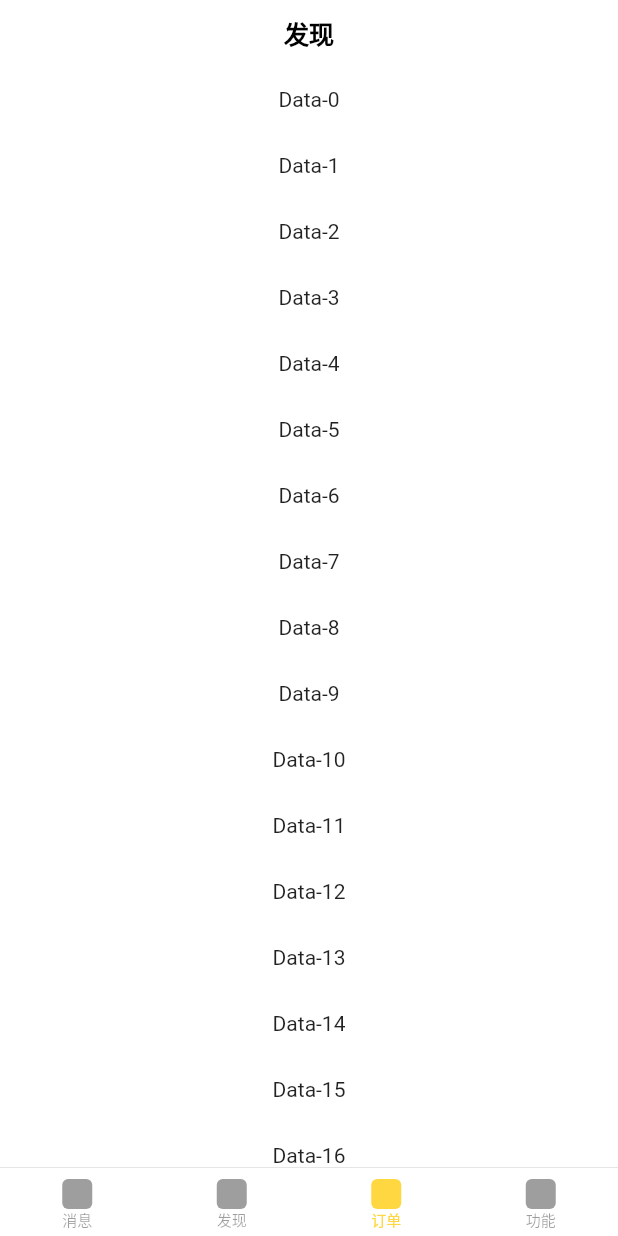
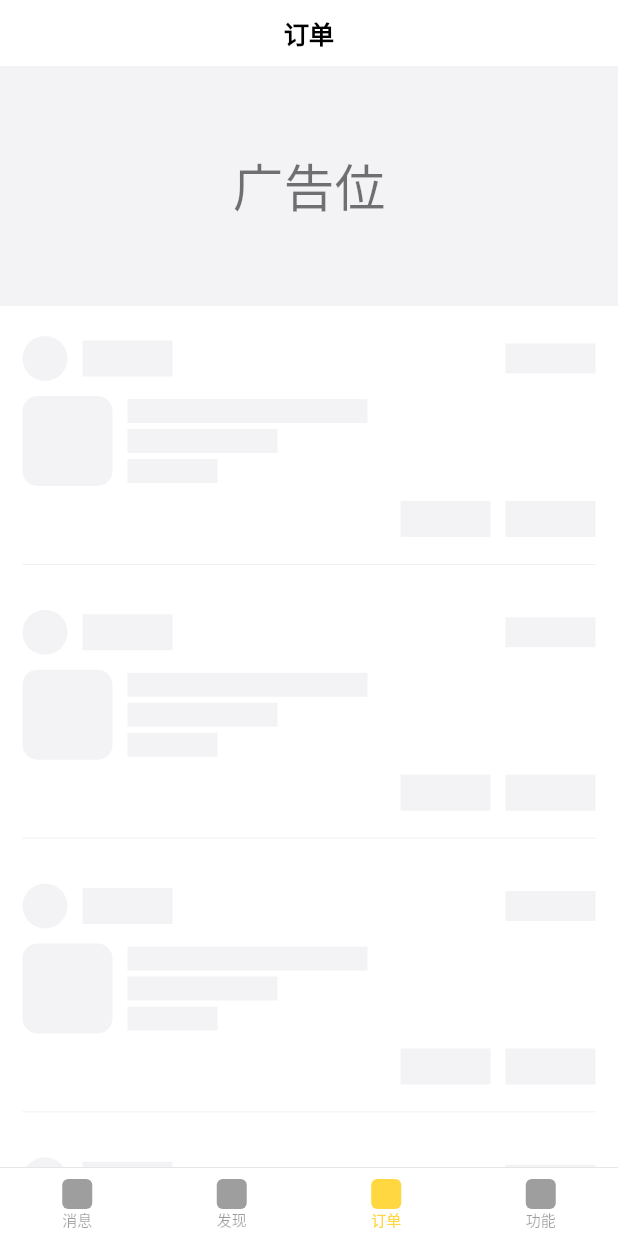
Before and after one commit to Tecode/dynamic_theme, a Flutter app: the screen it shows after launch, item 3 of the bottom bar chosen, on a phone screen of 412 x 824 dp. Run offline on Flutter 3.47's test engine with Material 2 defaults, Android fonts, the phone set to English and light mode, and no system bars; our stand-ins replace flutter_easyrefresh, uni_links.

```diff
--- a/lib/containers/Discovery.dart
+++ b/lib/containers/Discovery.dart
@@ -1,6 +1,5 @@
 import 'package:dynamic_theme/helpers/customBehavior.dart';
 import 'package:flutter/cupertino.dart';
-import 'package:flutter/material.dart';
 
 class Discovery extends StatelessWidget {
   @override
--- a/lib/containers/Entrance.dart
+++ b/lib/containers/Entrance.dart
@@ -3,6 +3,7 @@ import 'dart:async';
 import 'package:dynamic_theme/containers/Discovery.dart';
 import 'package:dynamic_theme/containers/Home.dart';
 import 'package:dynamic_theme/containers/Mine.dart';
+import 'package:dynamic_theme/containers/Order.dart';
 import 'package:dynamic_theme/helpers/helpers.dart';
 import 'package:dynamic_theme/helpers/options.dart';
 import 'package:dynamic_theme/widgets/Entrance/NavigationBar.dart';
@@ -101,7 +102,7 @@ class _EntranceState extends State<Entrance> {
               children: <Widget>[
                 Home(),
                 Discovery(),
-                Discovery(),
+                Order(),
                 Mine(
                   options: widget.options,
                   handleOptionsChanged: widget.handleOptionsChanged,
--- a/lib/containers/Mine.dart
+++ b/lib/containers/Mine.dart
@@ -1,5 +1,6 @@
 import 'package:dynamic_theme/containers/NewView.dart';
 import 'package:dynamic_theme/helpers/options.dart';
+import 'package:flutter/cupertino.dart';
 import 'package:flutter/material.dart';
 
 class Mine extends StatefulWidget {
--- /dev/null
+++ b/lib/containers/Order.dart
@@ -0,0 +1,159 @@
+import 'package:dynamic_theme/helpers/colors.dart';
+import 'package:dynamic_theme/helpers/customBehavior.dart';
+import 'package:flutter/cupertino.dart';
+import 'package:flutter/material.dart';
+
+class Order extends StatefulWidget {
+  @override
+  _OrderState createState() => _OrderState();
+}
+
+class _OrderState extends State<Order> {
+  @override
+  Widget build(BuildContext context) {
+    return CupertinoPageScaffold(
+      navigationBar: CupertinoNavigationBar(
+        middle: Text('订单'),
+      ),
+      child: Padding(
+        padding: EdgeInsets.only(
+          top: MediaQuery.of(context).padding.top + 44.0,
+        ),
+        child: ScrollConfiguration(
+          behavior: CustomBehavior(),
+          child: CustomScrollView(
+            slivers: <Widget>[
+              SliverToBoxAdapter(
+                child: Container(
+                  color: ColorTheme.of(context).colorF3F3F6,
+                  height: 160.0,
+                  child: Center(
+                      child: Text(
+                    '广告位',
+                    style: Theme.of(context).textTheme.headline4,
+                  )),
+                ),
+              ),
+              SliverList(
+                delegate: SliverChildBuilderDelegate(
+                  (BuildContext context, int index) => const OrderCard(),
+                  childCount: 50,
+                ),
+              ),
+            ],
+          ),
+        ),
+      ),
+    );
+  }
+}
+
+class OrderCard extends StatelessWidget {
+  const OrderCard();
+  @override
+  Widget build(BuildContext context) {
+    return Container(
+      margin: EdgeInsets.symmetric(horizontal: 15.0, vertical: 10.0),
+      padding: EdgeInsets.only(bottom: 18.0, top: 10.0),
+      decoration: BoxDecoration(
+        border: Border(
+          bottom: BorderSide(
+            width: 0.5,
+            color: ColorTheme.of(context).borderColor.withOpacity(0.6),
+          ),
+        ),
+      ),
+      child: Column(
+        children: <Widget>[
+          Row(
+            mainAxisAlignment: MainAxisAlignment.spaceBetween,
+            children: <Widget>[
+              Row(
+                crossAxisAlignment: CrossAxisAlignment.center,
+                children: <Widget>[
+                  Container(
+                    width: 30.0,
+                    height: 30.0,
+                    decoration: BoxDecoration(
+                      color: ColorTheme.of(context).colorF3F3F6,
+                      borderRadius: BorderRadius.circular(30.0),
+                    ),
+                  ),
+                  Container(
+                    width: 60.0,
+                    height: 24.0,
+                    margin: EdgeInsets.only(left: 10.0),
+                    color: ColorTheme.of(context).colorF3F3F6,
+                  ),
+                ],
+              ),
+              Container(
+                width: 60.0,
+                height: 20.0,
+                margin: EdgeInsets.only(left: 10.0),
+                color: ColorTheme.of(context).colorF3F3F6,
+              ),
+            ],
+          ),
+          SizedBox(height: 10.0),
+          Row(
+            children: <Widget>[
+              Container(
+                width: 60.0,
+                height: 60.0,
+                decoration: BoxDecoration(
+                  borderRadius: BorderRadius.circular(10.0),
+                  color: ColorTheme.of(context).colorF3F3F6,
+                ),
+              ),
+              SizedBox(
+                height: 60.0,
+                child: Column(
+                  crossAxisAlignment: CrossAxisAlignment.start,
+                  mainAxisAlignment: MainAxisAlignment.spaceAround,
+                  children: <Widget>[
+                    Container(
+                      width: 160.0,
+                      height: 16.0,
+                      margin: EdgeInsets.only(left: 10.0),
+                      color: ColorTheme.of(context).colorF3F3F6,
+                    ),
+                    Container(
+                      width: 100.0,
+                      height: 16.0,
+                      margin: EdgeInsets.only(left: 10.0),
+                      color: ColorTheme.of(context).colorF3F3F6,
+                    ),
+                    Container(
+                      width: 60.0,
+                      height: 16.0,
+                      margin: EdgeInsets.only(left: 10.0),
+                      color: ColorTheme.of(context).colorF3F3F6,
+                    ),
+                  ],
+                ),
+              ),
+            ],
+          ),
+          SizedBox(height: 10.0),
+          Row(
+            mainAxisAlignment: MainAxisAlignment.end,
+            children: <Widget>[
+              Container(
+                width: 60.0,
+                height: 24.0,
+                color: ColorTheme.of(context).colorF3F3F6,
+              ),
+              Container(
+                width: 60.0,
+                height: 24.0,
+                margin: EdgeInsets.only(left: 10.0),
+                color: ColorTheme.of(context).colorF3F3F6,
+              ),
+            ],
+          ),
+        ],
+      ),
+    );
+  }
+}
--- a/lib/router/routerAnimation.dart
+++ b/lib/router/routerAnimation.dart
@@ -2,8 +2,13 @@ import 'package:flutter/material.dart';
 
 // 底部弹出窗
 
-Route bottomPopRouter(Widget widget) {
+Route bottomPopRouter(
+  Widget widget, {
+  opaque: false,
+}) {
   return PageRouteBuilder(
+    opaque: opaque,
+    barrierColor: null,
     pageBuilder: (context, animation, secondaryAnimation) => widget,
     transitionsBuilder: (context, animation, secondaryAnimation, child) {
       var begin = Offset(0.0, 1.0);
--- a/lib/widgets/common/RefreshHeader.dart
+++ b/lib/widgets/common/RefreshHeader.dart
@@ -429,7 +429,7 @@ class ClassicalHeaderWidgetState extends State<ClassicalHeaderWidget>
         child: _showText == null
             ? SizedBox()
             : Text(
-                _showText + '${min(_pulledExtent, widget.extent)}',
+                _showText,
                 style: TextThemeStyle.of(context)
                     .font12
                     .copyWith(color: ColorTheme.of(context).cubeColor),
```
Also changed, not shown: pubspec.lock.
